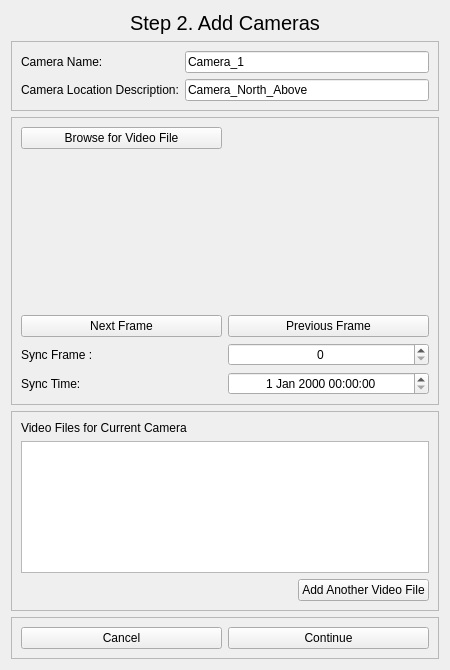
scitao/PedestrianTrackingApplication, file Source/CreateNewProjectWizardPage2.ui: the form before one commit.
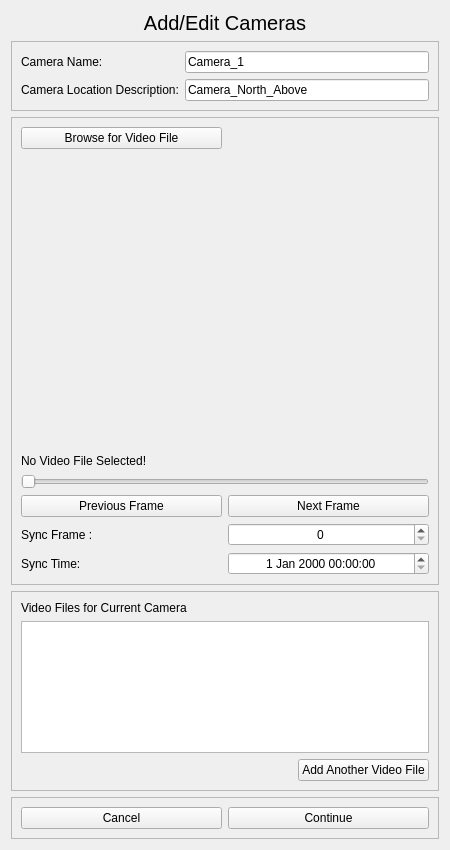
The form after the commit.

Patch:
```diff
--- a/Source/CreateNewProjectWizardPage2.ui
+++ b/Source/CreateNewProjectWizardPage2.ui
@@ -7,19 +7,19 @@
     <x>0</x>
     <y>0</y>
     <width>450</width>
-    <height>670</height>
+    <height>850</height>
    </rect>
   </property>
   <property name="minimumSize">
    <size>
     <width>450</width>
-    <height>670</height>
+    <height>850</height>
    </size>
   </property>
   <property name="maximumSize">
    <size>
     <width>450</width>
-    <height>670</height>
+    <height>850</height>
    </size>
   </property>
   <property name="windowTitle">
@@ -40,7 +40,7 @@
       </font>
      </property>
      <property name="text">
-      <string>Step 2. Add Cameras</string>
+      <string>Add/Edit Cameras</string>
      </property>
      <property name="alignment">
       <set>Qt::AlignCenter</set>
@@ -102,20 +102,16 @@
       <enum>QFrame::Raised</enum>
      </property>
      <layout class="QGridLayout" name="gridLayout">
-      <item row="2" column="1">
-       <widget class="QPushButton" name="PreviousFrameButton">
-        <property name="text">
-         <string>Previous Frame</string>
+      <item row="2" column="0" colspan="2">
+       <widget class="QLabel" name="videoFileNameLabel">
+        <property name="sizePolicy">
+         <sizepolicy hsizetype="Preferred" vsizetype="Maximum">
+          <horstretch>0</horstretch>
+          <verstretch>0</verstretch>
+         </sizepolicy>
         </property>
-       </widget>
-      </item>
-      <item row="1" column="0" colspan="2">
-       <widget class="QWidget" name="videoWidget" native="true"/>
-      </item>
-      <item row="2" column="0">
-       <widget class="QPushButton" name="nextFrameButton">
         <property name="text">
-         <string>Next Frame</string>
+         <string>No Video File Selected!</string>
         </property>
        </widget>
       </item>
@@ -126,35 +122,62 @@
         </property>
        </widget>
       </item>
-      <item row="3" column="0">
-       <widget class="QLabel" name="label_3">
-        <property name="text">
-         <string>Sync Frame :</string>
-        </property>
-       </widget>
-      </item>
-      <item row="4" column="0">
+      <item row="6" column="0">
        <widget class="QLabel" name="label_6">
         <property name="text">
          <string>Sync Time:</string>
         </property>
        </widget>
       </item>
+      <item row="5" column="0">
+       <widget class="QLabel" name="label_3">
+        <property name="text">
+         <string>Sync Frame :</string>
+        </property>
+       </widget>
+      </item>
+      <item row="5" column="1">
+       <widget class="QSpinBox" name="currentFrameSpinBox">
+        <property name="alignment">
+         <set>Qt::AlignCenter</set>
+        </property>
+        <property name="maximum">
+         <number>999999999</number>
+        </property>
+       </widget>
+      </item>
       <item row="4" column="1">
+       <widget class="QPushButton" name="nextFrameButton">
+        <property name="text">
+         <string>Next Frame</string>
+        </property>
+       </widget>
+      </item>
+      <item row="6" column="1">
        <widget class="QDateTimeEdit" name="syncDateTimeEdit">
         <property name="alignment">
          <set>Qt::AlignCenter</set>
         </property>
        </widget>
       </item>
-      <item row="3" column="1">
-       <widget class="QSpinBox" name="currentFrameSpinBox">
-        <property name="alignment">
-         <set>Qt::AlignCenter</set>
+      <item row="1" column="0" colspan="2">
+       <widget class="QWidget" name="videoWidget" native="true"/>
+      </item>
+      <item row="4" column="0">
+       <widget class="QPushButton" name="PreviousFrameButton">
+        <property name="text">
+         <string>Previous Frame</string>
         </property>
+       </widget>
+      </item>
+      <item row="3" column="0" colspan="2">
+       <widget class="QSlider" name="videoPositionSlider">
         <property name="maximum">
          <number>999999999</number>
         </property>
+        <property name="orientation">
+         <enum>Qt::Horizontal</enum>
+        </property>
        </widget>
       </item>
      </layout>
```
Left out of the diff: 4 changed lines with no effect on the pictures.
